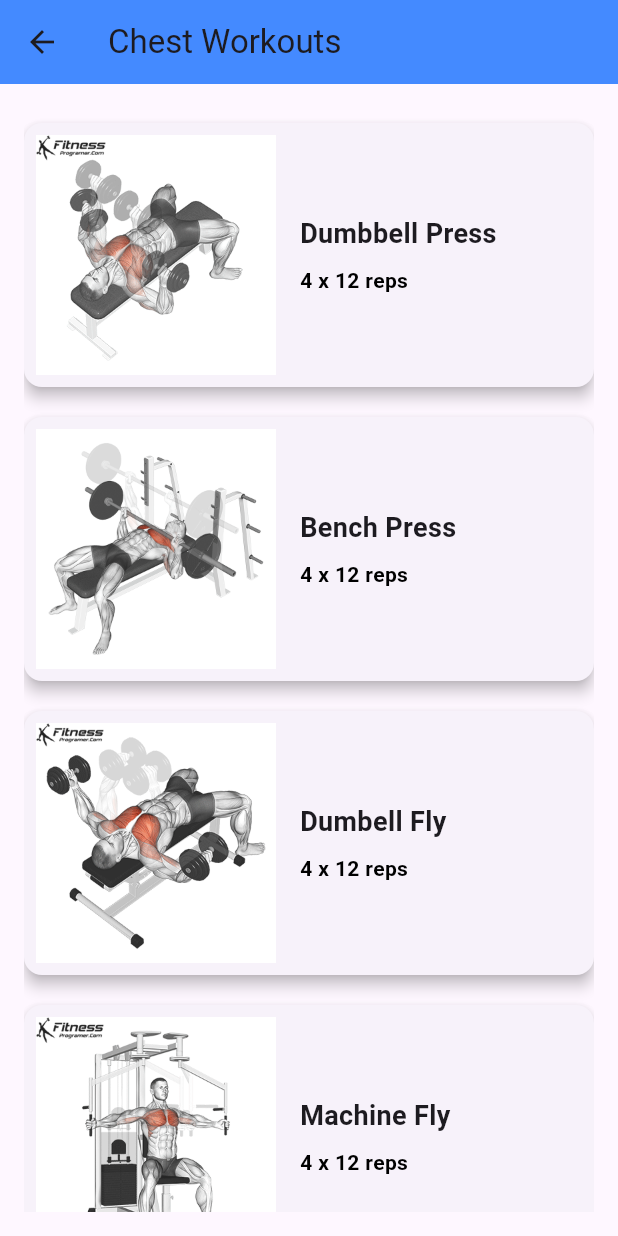
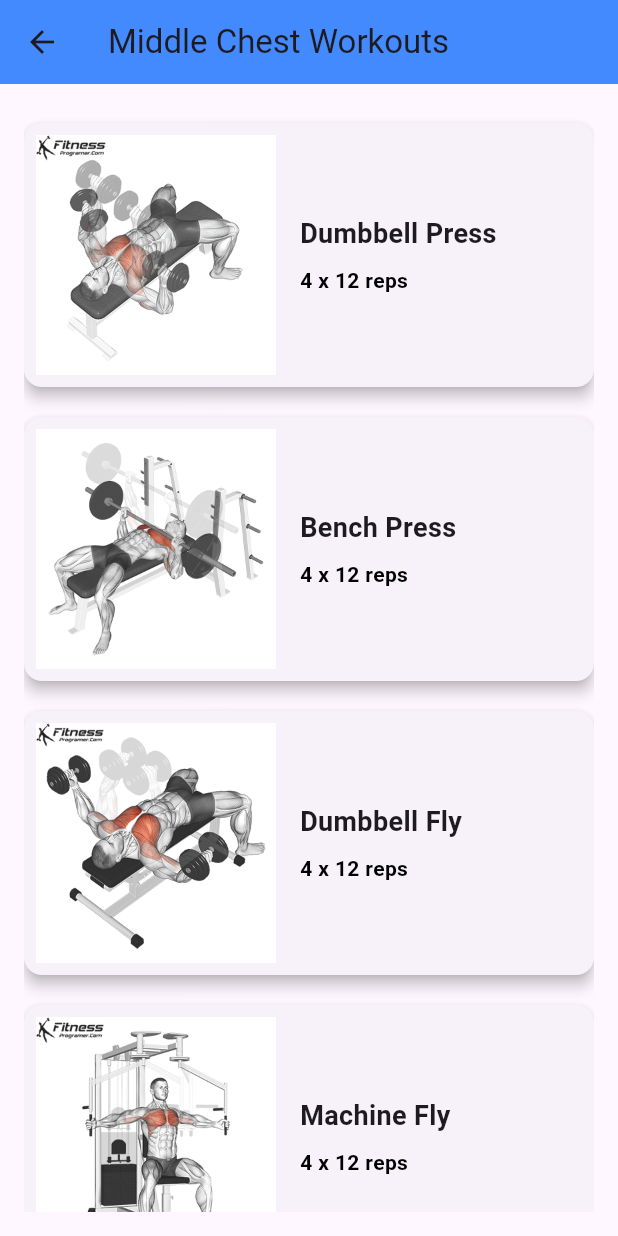
Before and after one commit to FelixJon17/UTS_MOBILEPROGRAMMING_KELOMPOK8, a Flutter app: the MiddleChestScreen screen opened directly, on a phone screen of 412 x 824 dp. Run offline on Flutter 3.47's test engine with Material 3 defaults, Android fonts, the phone set to English and light mode, and no system bars; our stand-ins replace cloud_firestore, firebase_auth, firebase_core, flutter_map, latlong2; accounts and stored records are empty.

Commit message:
fix typo

```diff
--- a/lib/screen/gym_workouts/1.chest_workout/lower_chest_screen.dart
+++ b/lib/screen/gym_workouts/1.chest_workout/lower_chest_screen.dart
@@ -7,7 +7,7 @@ class LowerChestScreen extends StatelessWidget {
   Widget build(BuildContext context) {
     return Scaffold(
       appBar: AppBar(
-        title: const Text('Chest Workouts'),
+        title: const Text('Lower Chest Workouts'),
         backgroundColor: Colors.blueAccent,
       ),
       body: Padding(
@@ -25,7 +25,7 @@ class LowerChestScreen extends StatelessWidget {
               assetPath: 'assets/img/chest/decline-press.gif',
             ),
             UpperChestTile(
-              title: 'Decline Dumbell Fly',
+              title: 'Decline Dumbbell Fly',
               description: '4 x 12 reps',
               assetPath: 'assets/img/chest/decline-dumbell-fly.gif',
             ),
--- a/lib/screen/gym_workouts/1.chest_workout/middle_chest_screen.dart
+++ b/lib/screen/gym_workouts/1.chest_workout/middle_chest_screen.dart
@@ -7,7 +7,7 @@ class MiddleChestScreen extends StatelessWidget {
   Widget build(BuildContext context) {
     return Scaffold(
       appBar: AppBar(
-        title: const Text('Chest Workouts'),
+        title: const Text('Middle Chest Workouts'),
         backgroundColor: Colors.blueAccent,
       ),
       body: Padding(
@@ -25,7 +25,7 @@ class MiddleChestScreen extends StatelessWidget {
               assetPath: 'assets/img/chest/bench-press.gif',
             ),
             UpperChestTile(
-              title: 'Dumbell Fly',
+              title: 'Dumbbell Fly',
               description: '4 x 12 reps',
               assetPath: 'assets/img/chest/dumbell-fly.gif',
             ),
--- a/lib/screen/gym_workouts/1.chest_workout/upper_chest_screen.dart
+++ b/lib/screen/gym_workouts/1.chest_workout/upper_chest_screen.dart
@@ -7,7 +7,7 @@ class UpperChestScreen extends StatelessWidget {
   Widget build(BuildContext context) {
     return Scaffold(
       appBar: AppBar(
-        title: const Text('Chest Workouts'),
+        title: const Text('Upper Chest Workouts'),
         backgroundColor: Colors.blueAccent,
       ),
       body: Padding(
--- a/lib/screen/gym_workouts/2.back_workout/lower_back_screen.dart
+++ b/lib/screen/gym_workouts/2.back_workout/lower_back_screen.dart
@@ -7,7 +7,7 @@ class LowerBackScreen extends StatelessWidget {
   Widget build(BuildContext context) {
     return Scaffold(
       appBar: AppBar(
-        title: const Text('Back Workouts'),
+        title: const Text('Lower Back Workouts'),
         backgroundColor: Colors.blueAccent,
       ),
       body: Padding(
--- a/lib/screen/gym_workouts/2.back_workout/middle_back_screen.dart
+++ b/lib/screen/gym_workouts/2.back_workout/middle_back_screen.dart
@@ -7,7 +7,7 @@ class MiddleBackScreen extends StatelessWidget {
   Widget build(BuildContext context) {
     return Scaffold(
       appBar: AppBar(
-        title: const Text('Back Workouts'),
+        title: const Text('Middle Back Workouts'),
         backgroundColor: Colors.blueAccent,
       ),
       body: Padding(
--- a/lib/screen/gym_workouts/2.back_workout/upper_back_screen.dart
+++ b/lib/screen/gym_workouts/2.back_workout/upper_back_screen.dart
@@ -7,7 +7,7 @@ class UpperBackScreen extends StatelessWidget {
   Widget build(BuildContext context) {
     return Scaffold(
       appBar: AppBar(
-        title: const Text('Back Workouts'),
+        title: const Text('Upper Back Workouts'),
         backgroundColor: Colors.blueAccent,
       ),
       body: Padding(
@@ -20,7 +20,7 @@ class UpperBackScreen extends StatelessWidget {
               assetPath: 'assets/img/back/barbell-shrugs.gif',
             ),
             UpperBackTile(
-              title: 'Single Arm Dumbell Row',
+              title: 'Single Arm Dumbbell Row',
               description: '4 x 12 reps',
               assetPath: 'assets/img/back/single-dumbell-row.gif',
             ),
--- a/lib/screen/gym_workouts/3.arm_workout/front_delts_workout.dart
+++ b/lib/screen/gym_workouts/3.arm_workout/front_delts_workout.dart
@@ -7,7 +7,7 @@ class FrontShoulderScreen extends StatelessWidget {
   Widget build(BuildContext context) {
     return Scaffold(
       appBar: AppBar(
-        title: const Text('FrontShoulder Workouts'),
+        title: const Text('Front Delts Workouts'),
         backgroundColor: Colors.blueAccent,
       ),
       body: Padding(
--- a/lib/screen/gym_workouts/3.arm_workout/lateral_delts_workout.dart
+++ b/lib/screen/gym_workouts/3.arm_workout/lateral_delts_workout.dart
@@ -7,7 +7,7 @@ class LateralShoulderScreen extends StatelessWidget {
   Widget build(BuildContext context) {
     return Scaffold(
       appBar: AppBar(
-        title: const Text('LateralShoulder Workouts'),
+        title: const Text('Lateral Delts Workouts'),
         backgroundColor: Colors.blueAccent,
       ),
       body: Padding(
--- a/lib/screen/gym_workouts/3.arm_workout/rear_delts_workout.dart
+++ b/lib/screen/gym_workouts/3.arm_workout/rear_delts_workout.dart
@@ -7,7 +7,7 @@ class RearShoulderScreen extends StatelessWidget {
   Widget build(BuildContext context) {
     return Scaffold(
       appBar: AppBar(
-        title: const Text('RearShoulder Workouts'),
+        title: const Text('Rear Delts Workouts'),
         backgroundColor: Colors.blueAccent,
       ),
       body: Padding(
--- a/lib/screen/gym_workouts/3.arm_workout/shoulder_workout_screen.dart
+++ b/lib/screen/gym_workouts/3.arm_workout/shoulder_workout_screen.dart
@@ -11,7 +11,7 @@ class ShoulderWorkoutScreen extends StatelessWidget {
     return Scaffold(
       backgroundColor: const Color.fromARGB(255, 255, 255, 255),
       appBar: AppBar(
-        title: const Text('Arm Workouts'),
+        title: const Text('Shoulder Workouts'),
         backgroundColor: Colors.blueAccent,
       ),
       body: Padding(
```
